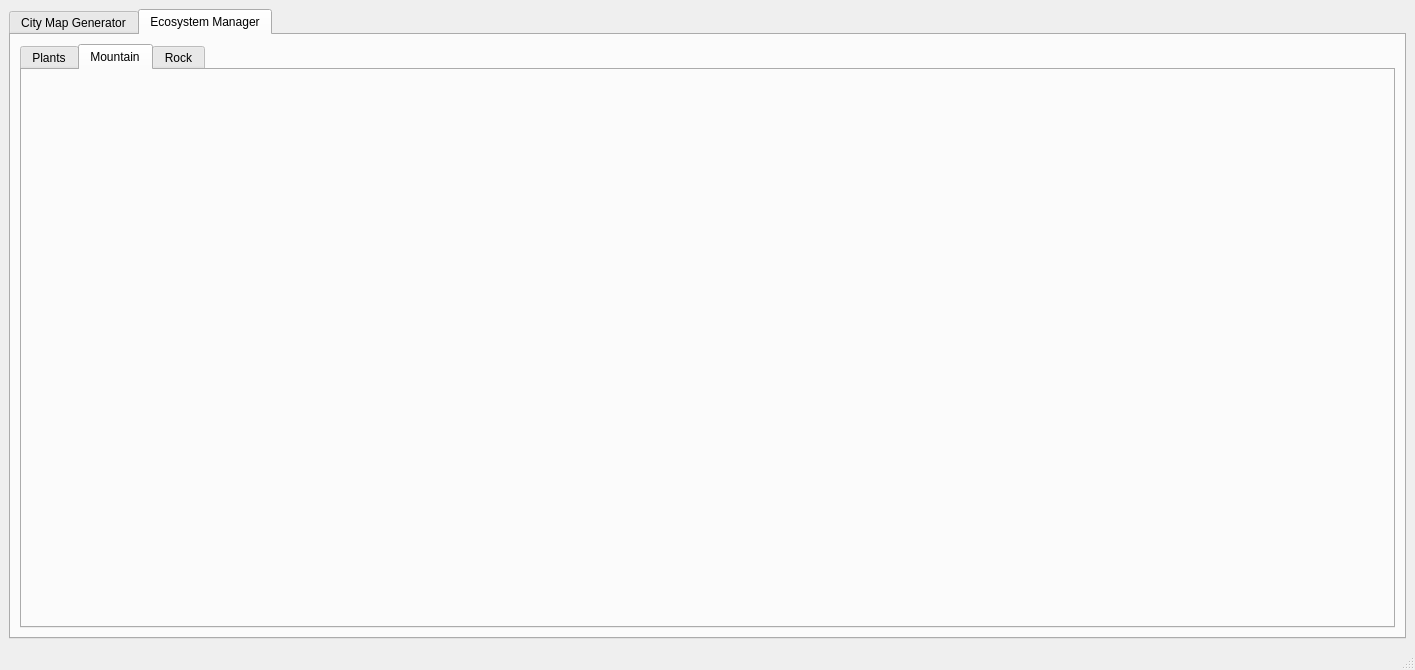
Qt form mainwindow.ui (CMLDMR/romCityCreator) before a commit.
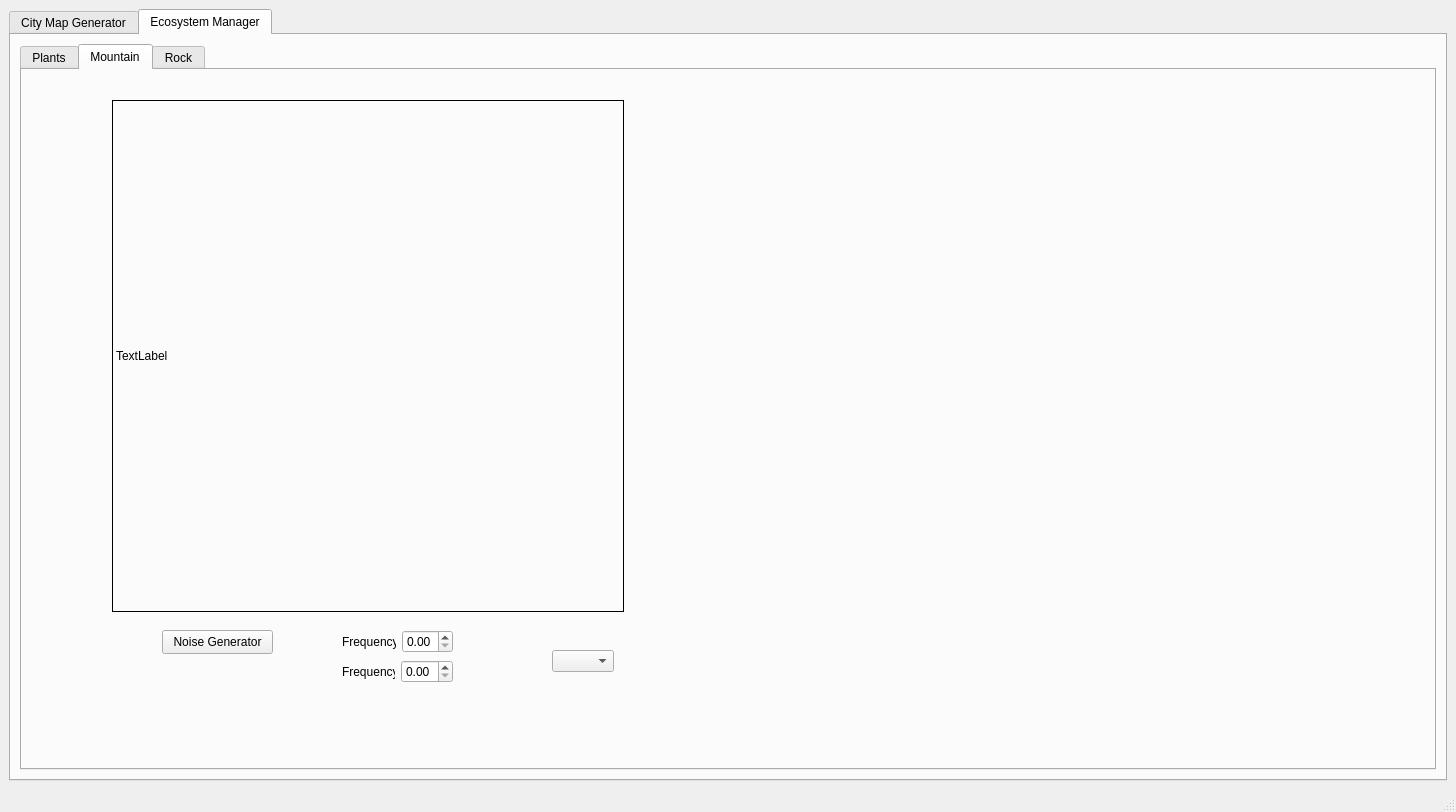
The same form after that commit. The open tabs and pages were chosen to show the change.

Commit message: Generating forest by noise

```diff
--- a/mainwindow.ui
+++ b/mainwindow.ui
@@ -6,8 +6,8 @@
    <rect>
     <x>0</x>
     <y>0</y>
-    <width>1415</width>
-    <height>670</height>
+    <width>1456</width>
+    <height>812</height>
    </rect>
   </property>
   <property name="windowTitle">
@@ -312,6 +312,96 @@
            <attribute name="title">
             <string>Mountain</string>
            </attribute>
+           <widget class="QLabel" name="label">
+            <property name="geometry">
+             <rect>
+              <x>90</x>
+              <y>30</y>
+              <width>512</width>
+              <height>512</height>
+             </rect>
+            </property>
+            <property name="frameShape">
+             <enum>QFrame::Box</enum>
+            </property>
+            <property name="text">
+             <string>TextLabel</string>
+            </property>
+           </widget>
+           <widget class="QComboBox" name="comboBox">
+            <property name="geometry">
+             <rect>
+              <x>530</x>
+              <y>580</y>
+              <width>62</width>
+              <height>22</height>
+             </rect>
+            </property>
+           </widget>
+           <widget class="QPushButton" name="pushButton_2">
+            <property name="geometry">
+             <rect>
+              <x>140</x>
+              <y>560</y>
+              <width>111</width>
+              <height>24</height>
+             </rect>
+            </property>
+            <property name="text">
+             <string>Noise Generator</string>
+            </property>
+           </widget>
+           <widget class="QWidget" name="layoutWidget">
+            <property name="geometry">
+             <rect>
+              <x>320</x>
+              <y>590</y>
+              <width>111</width>
+              <height>24</height>
+             </rect>
+            </property>
+            <layout class="QHBoxLayout" name="horizontalLayout_8">
+             <item>
+              <widget class="QLabel" name="label_3">
+               <property name="text">
+                <string>Frequency</string>
+               </property>
+              </widget>
+             </item>
+             <item>
+              <widget class="QDoubleSpinBox" name="doubleSpinBox_2"/>
+             </item>
+            </layout>
+           </widget>
+           <widget class="QWidget" name="">
+            <property name="geometry">
+             <rect>
+              <x>320</x>
+              <y>560</y>
+              <width>111</width>
+              <height>24</height>
+             </rect>
+            </property>
+            <layout class="QHBoxLayout" name="horizontalLayout_7">
+             <item>
+              <widget class="QLabel" name="label_2">
+               <property name="text">
+                <string>Frequency</string>
+               </property>
+              </widget>
+             </item>
+             <item>
+              <widget class="QDoubleSpinBox" name="doubleSpinBox_frequency">
+               <property name="minimum">
+                <double>0.000000000000000</double>
+               </property>
+               <property name="maximum">
+                <double>1.000000000000000</double>
+               </property>
+              </widget>
+             </item>
+            </layout>
+           </widget>
           </widget>
           <widget class="QWidget" name="tab_5">
            <attribute name="title">
```
Left out of the diff: 6 changed lines with no effect on the pictures. The commit also changes 22 other files.
